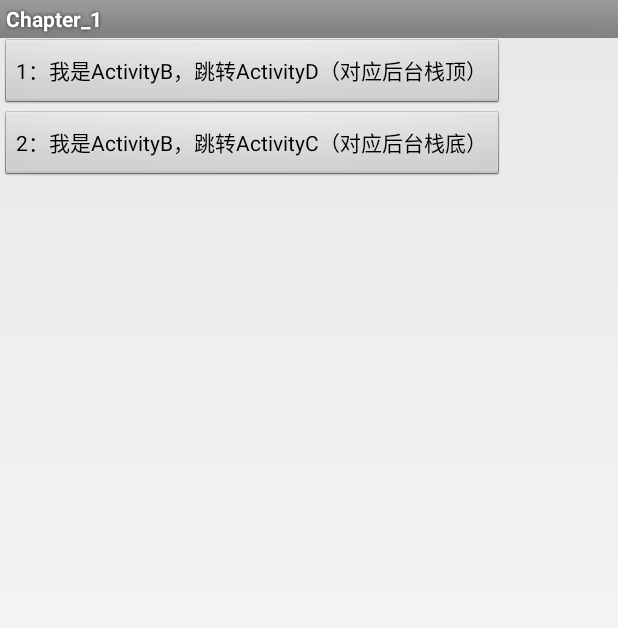
After one commit to chenliguan/seniorlibs, an Android app: the ActivityB screen opened directly, with no data from a screen before it, on a phone screen of 412 x 824 dp. The commit adds this screen. Shown: the top 628 px of the screen. Run offline under Robolectric (Android 15) with nearby library versions, the phone set to English and light mode, and no system bars.

Commit message:
测试艺术探索-第一章-SingleTask特殊情况

```diff
--- /dev/null
+++ b/lifecycle/src/main/java/com/seniorlibs/lifecycle/singletask/ActivityB.java
@@ -0,0 +1,41 @@
+package com.seniorlibs.lifecycle.singletask;
+
+import android.app.Activity;
+import android.content.Intent;
+import android.os.Bundle;
+import android.view.View;
+import android.widget.Button;
+
+import com.seniorlibs.lifecycle.R;
+
+public class ActivityB extends Activity {
+
+    @Override
+    protected void onCreate(Bundle savedInstanceState) {
+        super.onCreate(savedInstanceState);
+        setContentView(R.layout.activitya);
+
+        Button button = (Button) findViewById(R.id.btn_click);
+        button.setText("1：我是ActivityB，跳转ActivityD（对应后台栈顶）");
+        button.setOnClickListener(new View.OnClickListener() {
+            @Override
+            public void onClick(View v) {
+                Intent intent = new Intent();
+                intent.setClass(ActivityB.this, ActivityD.class);
+                startActivity(intent);
+            }
+        });
+
+        Button button1 = (Button) findViewById(R.id.btn_click1);
+        button1.setText("2：我是ActivityB，跳转ActivityC（对应后台栈底）");
+        button1.setVisibility(View.VISIBLE);
+        button1.setOnClickListener(new View.OnClickListener() {
+            @Override
+            public void onClick(View v) {
+                Intent intent = new Intent();
+                intent.setClass(ActivityB.this, ActivityC.class);
+                startActivity(intent);
+            }
+        });
+    }
+}
--- /dev/null
+++ b/lifecycle/src/main/res/layout/activitya.xml
@@ -0,0 +1,21 @@
+<?xml version="1.0" encoding="utf-8"?>
+<RelativeLayout
+    android:layout_width="match_parent"
+    android:layout_height="match_parent"
+    xmlns:android="http://schemas.android.com/apk/res/android"
+    xmlns:app="http://schemas.android.com/apk/res-auto">
+
+    <Button
+        android:id="@+id/btn_click"
+        android:layout_width="wrap_content"
+        android:layout_height="wrap_content"
+        android:text="1:我是ActivityA，跳转ActivityB"/>
+
+    <Button
+        android:id="@+id/btn_click1"
+        android:layout_width="wrap_content"
+        android:layout_height="wrap_content"
+        android:layout_below="@id/btn_click"
+        android:visibility="invisible"
+        android:text="2:我是ActivityA，跳转ActivityD"/>
+</RelativeLayout>
```
Also changed, not shown: lifecycle/src/main/AndroidManifest.xml (+17 -3 lines), lifecycle/src/main/java/com/seniorlibs/lifecycle/MainActivity.java (+15 -0 lines), lifecycle/src/main/java/com/seniorlibs/lifecycle/singletask/ActivityA.java (added, +30 -0 lines), lifecycle/src/main/java/com/seniorlibs/lifecycle/singletask/ActivityC.java (added, +29 -0 lines), lifecycle/src/main/java/com/seniorlibs/lifecycle/singletask/ActivityD.java (added, +29 -0 lines), lifecycle/src/main/res/layout/activity_main.xml (+6 -1 lines).
